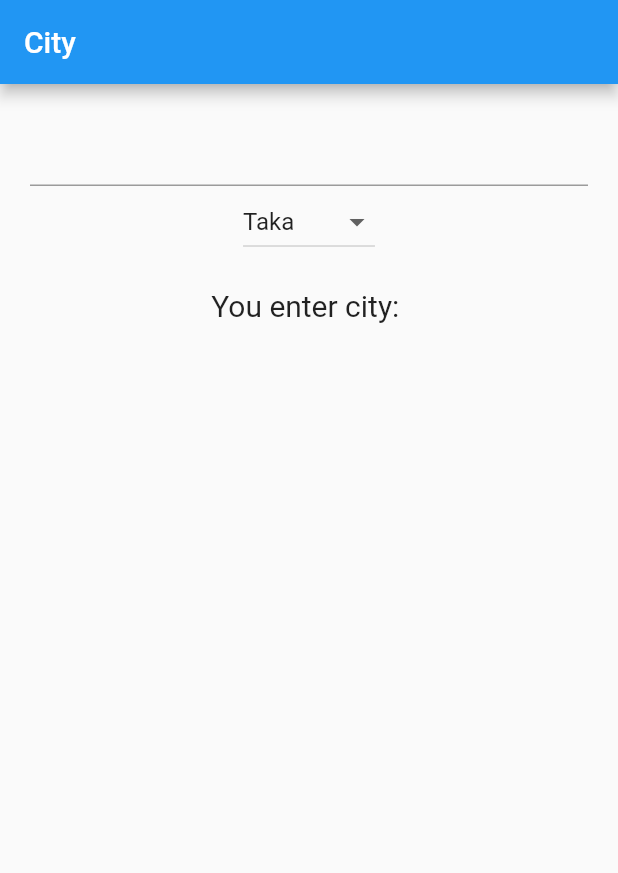
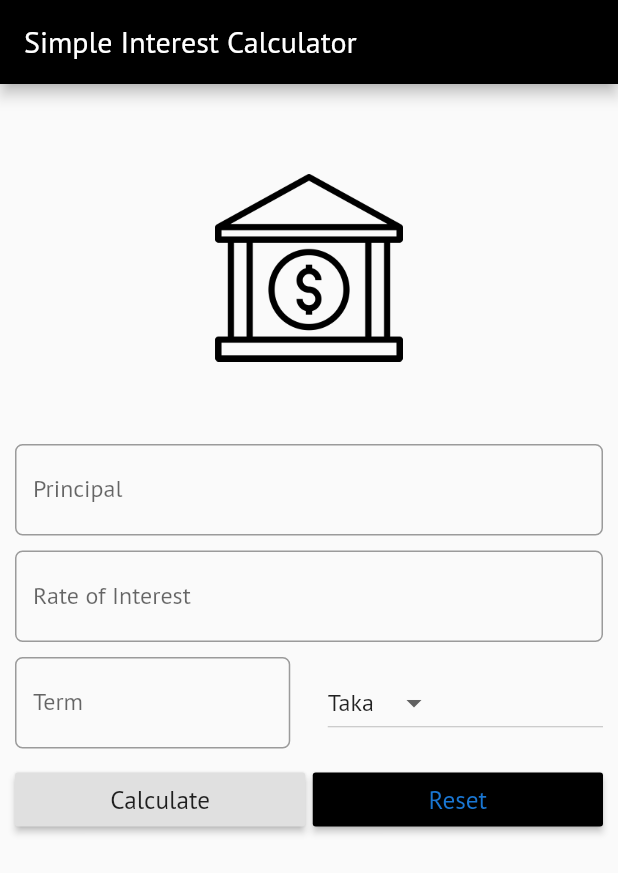
Before and after one commit to asif-bhuti/flutter_shit, a Flutter app: the screen it shows after launch, on a phone screen of 412 x 824 dp. Shown: the top 873 px of the screen. Run offline on Flutter 3.47's test engine with Material 2 defaults, Android fonts, the phone set to English and light mode, and no system bars.

Commit message:
Simple Interest Calculator

```diff
--- a/lib/main.dart
+++ b/lib/main.dart
@@ -1,57 +1,126 @@
+import 'package:flutter/cupertino.dart';
 import 'package:flutter/material.dart';
 
-void main() => runApp(FavoriteCity());
+void main() => runApp(MaterialApp(
+      debugShowCheckedModeBanner: false,
+      title: 'Simple Interest Calculator',
+      home: SIForm(),
+      theme: ThemeData(
+          primaryColor: Colors.black,
+          accentColor: Colors.black,
+          fontFamily: 'PTSans'),
+    ));
 
-class FavoriteCity extends StatefulWidget {
-  @override
+class SIForm extends StatefulWidget {
   State<StatefulWidget> createState() {
-    return _FavoriteCity();
+    return _SIForm();
   }
 }
 
-class _FavoriteCity extends State<FavoriteCity> {
-  String city = '';
-  var _currencies = ['Taka','Rupies', 'Drakhma', 'Pound', 'Euro', 'Dollar', 'Other'];
-  var _currentItemSelected = 'Taka';
+class _SIForm extends State<SIForm> {
+
+  var _formKey = GlobalKey<FormState>();
+
+  var _currencies = ['Taka', 'Rupee', 'Dollar', 'Others'];
+  var _currentItemSelected = '';
+  final _minimumPadding = 5.0;
+  var displayResult = '';
+  TextEditingController principalController = TextEditingController();
+  TextEditingController roiController = TextEditingController();
+  TextEditingController termController = TextEditingController();
+
+  @override
+  void initState() {
+    // TODO: implement initState
+    super.initState();
+    _currentItemSelected=_currencies[0];
+  }
+
 
   @override
   Widget build(BuildContext context) {
-    return MaterialApp(
-      debugShowCheckedModeBanner: false,
-      home: Scaffold(
+    return Scaffold(
+      //resizeToAvoidBottomPadding: false,
       appBar: AppBar(
-          title: Text('City'),
+        title: Text('Simple Interest Calculator'),
       ),
-        body: Container(
-          margin: EdgeInsets.all(20.0),
-          child: Column(
+      body: Form(
+        key: _formKey,
+        child: Padding(
+          padding: EdgeInsets.all(_minimumPadding * 2),
+          child: ListView(
             children: [
-              TextField(
-                onSubmitted: (String string) {
+              getImageAsset(),
+              Padding(
+                padding: EdgeInsets.only(top: 5, bottom: 5),
+                child: getTextField('Principal', 'Enter principal e.g. 12000',principalController),
+              ),
+              Padding(
+                padding: EdgeInsets.only(top: 5, bottom: 5),
+                child: getTextField('Rate of Interest', 'In percentage',roiController),
+              ),
+              Padding(
+                padding: EdgeInsets.only(
+                    top: _minimumPadding, bottom: _minimumPadding),
+                child: Row(
+                  children: [
+                    Expanded(child: getTextField('Term', 'Time in years',termController)),
+                    Container(
+                      width: _minimumPadding * 5,
+                    ),
+                    Expanded(
+                      child: DropdownButton<String>(
+                        items: _currencies.map((String value) {
+                          return DropdownMenuItem<String>(
+                              value: value, child: Text(value));
+                        }).toList(),
+                        value: _currentItemSelected,
+                        onChanged: (String newValueSelected) {
+                          _onDropDownItemSelected(newValueSelected);
+                        },
+                      ),
+                    ),
+                  ],
+                ),
+              ),
+              Padding(
+                padding: EdgeInsets.only(
+                    top: _minimumPadding, bottom: _minimumPadding),
+                child: Row(
+                  children: [
+                    Expanded(
+                      child: RaisedButton(
+                        child: Text('Calculate', textScaleFactor: 1.2),
+                        onPressed: () {
                           setState(() {
-                    city = string;
+                            if(_formKey.currentState.validate()){
+                              this.displayResult=_calculateTotal();}
                           });
                         },
                       ),
-              DropdownButton<String>(
-                items: _currencies
-                    .map((String dropDownStringItems) => DropdownMenuItem(
-                          value: dropDownStringItems,
-                          child: Text(dropDownStringItems),
-                        ))
-                    .toList(),
-                onChanged: (var newValueSelected){
-                  //Some code goes here
-                  _onDropDownItemSelected(newValueSelected);
+                    ),
+                    Container(
+                      width: _minimumPadding,
+                    ),
+                    Expanded(
+                      child: RaisedButton(
+                        color: Theme.of(context).accentColor,
+                        textColor: Theme.of(context).primaryColorDark,
+                        child: Text(
+                          'Reset',
+                          textScaleFactor: 1.2,
+                        ),
+                        onPressed: () {
+                          _reset();
                         },
-                value: _currentItemSelected,
+                      ),
+                    ),
+                  ],
+                ),
               ),
               Padding(
-                padding: const EdgeInsets.all(20.0),
-                child: Text(
-                  'You enter city: $city',
-                  style: TextStyle(fontSize: 20.0),
-                ),
+                padding: EdgeInsets.all(_minimumPadding * 2),
+                child: Text(this.displayResult),
               )
             ],
           ),
@@ -59,9 +128,56 @@ class _FavoriteCity extends State<FavoriteCity> {
       ),
     );
   }
-  void _onDropDownItemSelected(String newValueSelected){
+
+  Widget getImageAsset() {
+    return Container(
+      child: Image(
+        image: AssetImage('images/bank.png'),
+        width: 125,
+        height: 125,
+      ),
+      padding: EdgeInsets.all(_minimumPadding * 10),
+    );
+  }
+
+  Widget getTextField(String getLabelText, String getHintText, TextEditingController getController) {
+    return TextFormField(
+      keyboardType: TextInputType.number,
+      decoration: InputDecoration(
+          labelText: getLabelText,
+          hintText: getHintText,
+          border: OutlineInputBorder(borderRadius: BorderRadius.circular(5))),
+      controller: getController,
+      validator: (String value){
+        if(value.isEmpty){
+          return 'Please Enter $getLabelText';
+        }
+      },
+    );
+  }
+
+  void _onDropDownItemSelected(String newValue){
     setState(() {
-      this._currentItemSelected = newValueSelected;
+      this._currentItemSelected=newValue;
     });
   }
+
+  String _calculateTotal(){
+    double principal = double.parse(principalController.text);
+    double roi = double.parse(roiController.text);
+    double term = double.parse(termController.text);
+
+    double totalAmount = principal*(principal*roi*term)/100;
+
+    return 'After $term year/s your interest will be worth $totalAmount $_currentItemSelected';
   }
+
+  void _reset(){
+    _currentItemSelected=_currencies[0];
+    principalController.text='';
+    roiController.text='';
+    termController.text='';
+    displayResult='';
+  }
+
+}
--- a/pubspec.yaml
+++ b/pubspec.yaml
@@ -47,6 +47,7 @@ flutter:
   # To add assets to your application, add an assets section, like this:
   assets:
     - images/cloud.jpg
+    - images/bank.png
 
   # An image asset can refer to one or more resolution-specific "variants", see
   # https://flutter.dev/assets-and-images/#resolution-aware.
```
Also changed, not shown: images/bank.png (added). Lines whose indentation alone changed are shown as unchanged.
